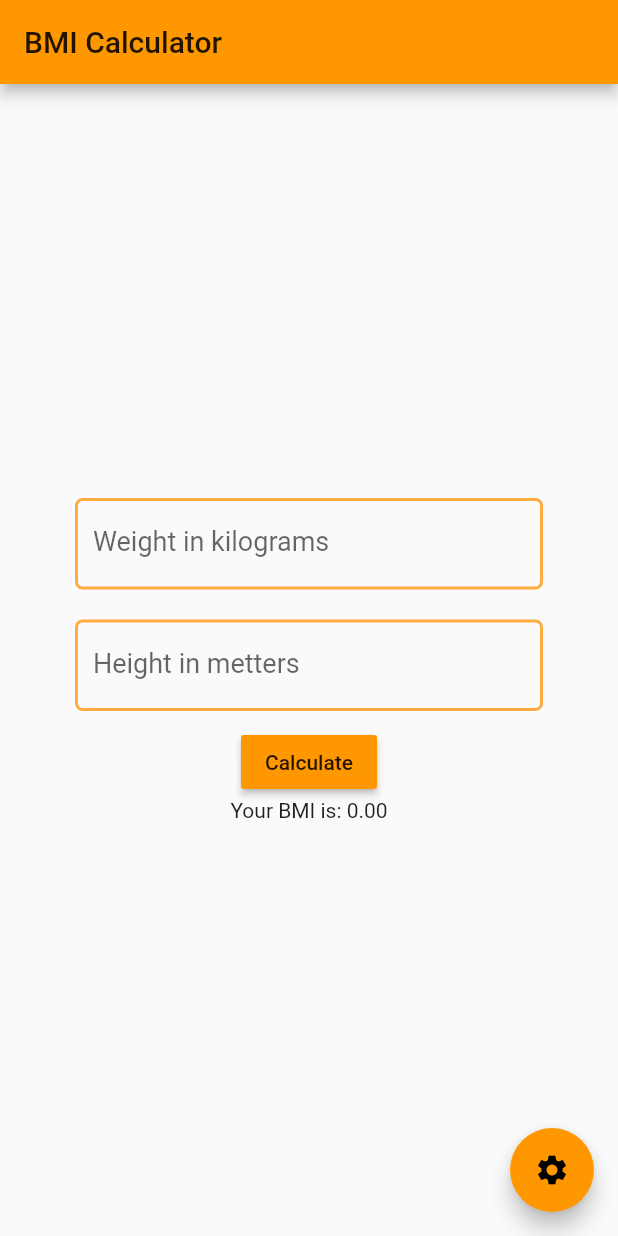
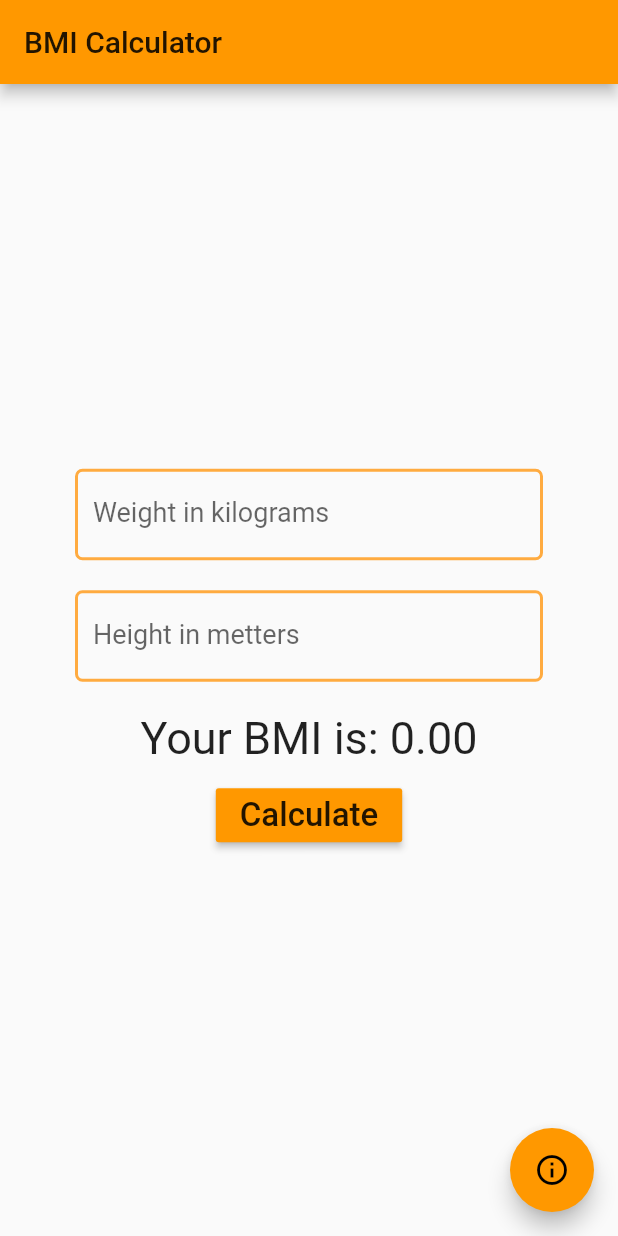
Before and after one commit to MadTiger2409/BMI-Flutter-App, a Flutter app: the screen it shows after launch, on a phone screen of 412 x 824 dp. Run offline on Flutter 3.47's test engine with Material 2 defaults, Android fonts, the phone set to English and light mode, and no system bars.

Commit message:
Separated weight, height and home page code
Moved weight and height input code to separate classes.

```diff
--- a/flutter_app/lib/main.dart
+++ b/flutter_app/lib/main.dart
@@ -9,6 +9,7 @@ class MyApp extends StatelessWidget {
   Widget build(BuildContext context) {
     return MaterialApp(
       title: 'Fit App',
+      debugShowCheckedModeBanner: false,
       theme: ThemeData(
         primarySwatch: Colors.orange,
       ),
--- /dev/null
+++ b/flutter_app/lib/pages/home/heightInput.dart
@@ -0,0 +1,36 @@
+import 'package:flutter/material.dart';
+
+class HeightInput extends StatelessWidget {
+
+  final TextEditingController heightController;
+
+  HeightInput({Key key, this.heightController}) :super(key: key);
+
+  @override
+  Widget build(BuildContext context) {
+    return Container(
+      margin: EdgeInsets.only(top: 20.0),
+      child: TextField(
+        controller: heightController,
+        style: TextStyle(
+          fontSize: 18.0,
+        ),
+        decoration: InputDecoration(
+          labelText: 'Height in metters',
+          hintText: 'e.g.: 1.68',
+          focusedBorder: OutlineInputBorder(
+            borderSide:
+                BorderSide(color: Colors.deepOrangeAccent, width: 2.0),
+            borderRadius: BorderRadius.all(Radius.circular(5.0)),
+          ),
+          enabledBorder: OutlineInputBorder(
+            borderSide:
+                BorderSide(color: Colors.orangeAccent, width: 2.0),
+            borderRadius: BorderRadius.all(Radius.circular(5.0)),
+          ),
+        ),
+        keyboardType: TextInputType.number,
+      ),
+    );
+  }
+}
--- a/flutter_app/lib/pages/home/myHomePageState.dart
+++ b/flutter_app/lib/pages/home/myHomePageState.dart
@@ -1,32 +1,37 @@
 import 'package:flutter/material.dart';
+import 'package:flutter_app/pages/home/heightInput.dart';
+import 'package:flutter_app/pages/home/weightInput.dart';
 import 'package:flutter_app/tools/bmiCalculator.dart';
+import 'package:flutter_app/tools/parser.dart';
 
 import 'myHomePage.dart';
 
 class MyHomePageState extends State<MyHomePage> {
-  final weightController = TextEditingController();
-  final heightController = TextEditingController();
+  TextEditingController heightController;
+  TextEditingController weightController;
   num _bmi = 0.0;
 
   void calculateBmi() {
     setState(() {
-      _bmi = BmiCalculator.calculate(_parseInvariant(heightController.text),
-          _parseInvariant(weightController.text));
+      _bmi = BmiCalculator.calculate(Parser.parseInvariant(heightController.text),
+          Parser.parseInvariant(weightController.text));
     });
   }
 
-  num _parseInvariant(String value) {
-    if (value.contains(',')) {
-      value = value.replaceAll(new RegExp(','), '.');
-    }
+  @override
+  void initState() {
+    super.initState();
 
-    var parsedValue = num.tryParse(value);
+    weightController = TextEditingController();
+    heightController = TextEditingController();
+  }
 
-    if (parsedValue == null) {
-      return 0;
-    }
+  @override
+  void dispose(){
+    weightController.dispose();
+    heightController.dispose();
 
-    return parsedValue;
+    super.dispose();
   }
 
   @override
@@ -40,52 +45,19 @@ class MyHomePageState extends State<MyHomePage> {
         child: Column(
           mainAxisAlignment: MainAxisAlignment.center,
           children: <Widget>[
+            WeightInput(
+              weightController: weightController
+              ),
+            HeightInput(
+              heightController: heightController
+              ),
             Container(
-              child: TextField(
-                controller: weightController,
+              margin: EdgeInsets.only(top: 20.00),
+              child: Text(
+                'Your BMI is: ${_bmi.toStringAsFixed(2)}',
                 style: TextStyle(
-                  fontSize: 18.0,
+                  fontSize: 30.00,
                 ),
-                decoration: InputDecoration(
-                  labelText: 'Weight in kilograms',
-                  hintText: 'e.g.: 80',
-                  focusedBorder: OutlineInputBorder(
-                    borderSide:
-                        BorderSide(color: Colors.deepOrangeAccent, width: 2.0),
-                    borderRadius: BorderRadius.all(Radius.circular(5.0)),
-                  ),
-                  enabledBorder: OutlineInputBorder(
-                    borderSide:
-                        BorderSide(color: Colors.orangeAccent, width: 2.0),
-                    borderRadius: BorderRadius.all(Radius.circular(5.0)),
-                  ),
-                ),
-                autocorrect: false,
-                keyboardType: TextInputType.number,
-              ),
-            ),
-            Container(
-              margin: EdgeInsets.only(top: 20.0),
-              child: TextField(
-                controller: heightController,
-                style: TextStyle(
-                  fontSize: 18.0,
-                ),
-                decoration: InputDecoration(
-                  labelText: 'Height in metters',
-                  hintText: 'e.g.: 1.68',
-                  focusedBorder: OutlineInputBorder(
-                    borderSide:
-                        BorderSide(color: Colors.deepOrangeAccent, width: 2.0),
-                    borderRadius: BorderRadius.all(Radius.circular(5.0)),
-                  ),
-                  enabledBorder: OutlineInputBorder(
-                    borderSide:
-                        BorderSide(color: Colors.orangeAccent, width: 2.0),
-                    borderRadius: BorderRadius.all(Radius.circular(5.0)),
-                  ),
-                ),
-                keyboardType: TextInputType.number,
               ),
             ),
             Container(
@@ -94,18 +66,20 @@ class MyHomePageState extends State<MyHomePage> {
                 color: Colors.orange,
                 child: Text(
                   'Calculate',
+                  style: TextStyle(
+                    fontSize: 22.00,
+                    ),
                 ),
                 onPressed: calculateBmi,
               ),
             ),
-            Text('Your BMI is: ${_bmi.toStringAsFixed(2)}')
           ],
         ),
       ),
       floatingActionButton: FloatingActionButton(
         onPressed: () {},
-        tooltip: 'Settings',
-        child: Icon(Icons.settings),
+        tooltip: 'Info',
+        child: Icon(Icons.info_outline),
       ),
     );
   }
--- /dev/null
+++ b/flutter_app/lib/pages/home/weightInput.dart
@@ -0,0 +1,36 @@
+import 'package:flutter/material.dart';
+import 'package:flutter/widgets.dart';
+
+class WeightInput extends StatelessWidget {
+  final TextEditingController weightController;
+
+  WeightInput({Key key, this.weightController}) :super(key: key);
+
+  @override
+  Widget build(BuildContext context) {
+    return Container(
+      child: TextField(
+        controller: weightController,
+        style: TextStyle(
+          fontSize: 18.0,
+        ),
+        decoration: InputDecoration(
+          labelText: 'Weight in kilograms',
+          hintText: 'e.g.: 80',
+          focusedBorder: OutlineInputBorder(
+            borderSide:
+                BorderSide(color: Colors.deepOrangeAccent, width: 2.0),
+            borderRadius: BorderRadius.all(Radius.circular(5.0)),
+          ),
+          enabledBorder: OutlineInputBorder(
+            borderSide:
+                BorderSide(color: Colors.orangeAccent, width: 2.0),
+            borderRadius: BorderRadius.all(Radius.circular(5.0)),
+          ),
+        ),
+        autocorrect: false,
+        keyboardType: TextInputType.number,
+      ),
+    );
+  }
+}
--- /dev/null
+++ b/flutter_app/lib/tools/parser.dart
@@ -0,0 +1,15 @@
+class Parser {
+  static num parseInvariant(String value) {
+    if (value.contains(',')) {
+      value = value.replaceAll(new RegExp(','), '.');
+    }
+
+    var parsedValue = num.tryParse(value);
+
+    if (parsedValue == null) {
+      return 0;
+    }
+
+    return parsedValue;
+  }
+}
```
Also changed, not shown: 1 other file.
